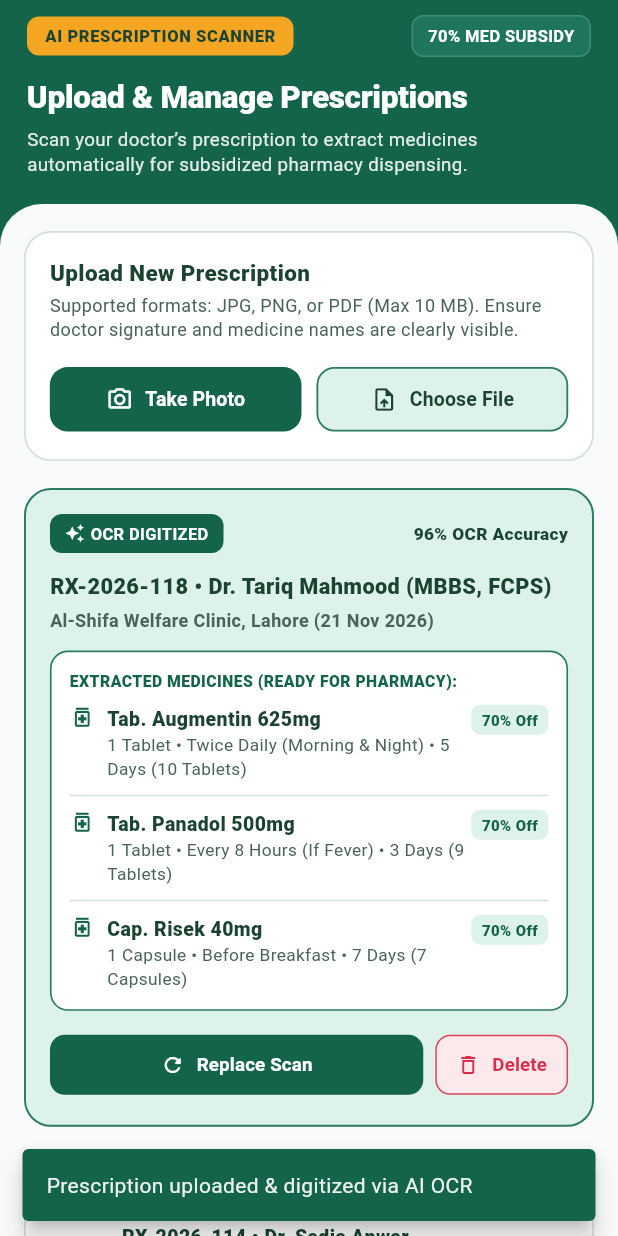
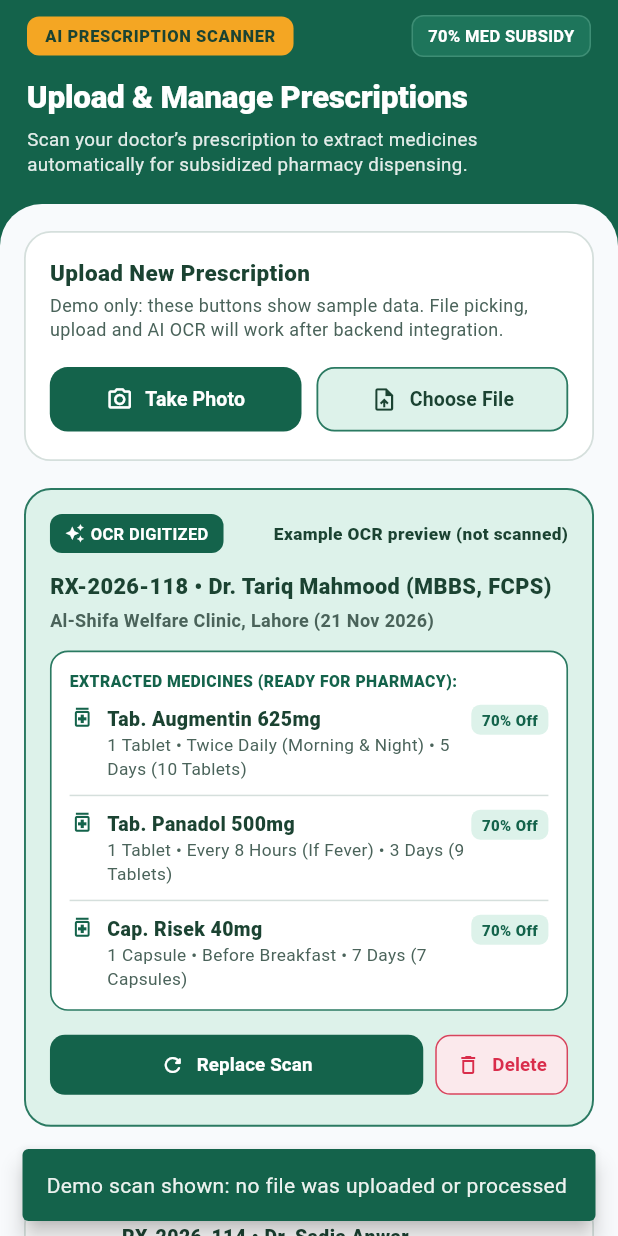
Before and after one commit to huzaifakamran428/CareGrid, a Flutter app: the PrescriptionUploadScreen screen opened directly, after a tap on "Take Photo", on a phone screen of 412 x 824 dp. Run offline on Flutter 3.47's test engine with Material 3 defaults, Android fonts, the phone set to English and light mode, and no system bars.

Commit message:
fix(mobile): clarify demo-only OCR and fix rating stars rendering
Remove obsolete sample date list and avoid misleading real-upload or OCR
confirmation messages.

```diff
--- a/frontend/mobile_app/lib/features/beneficiary/presentation/screens/prescription_upload_screen.dart
+++ b/frontend/mobile_app/lib/features/beneficiary/presentation/screens/prescription_upload_screen.dart
@@ -43,7 +43,7 @@ class _PrescriptionUploadScreenState extends State<PrescriptionUploadScreen> {
     'clinicName': 'Al-Shifa Welfare Clinic, Lahore',
     'issueDate': '21 Nov 2026',
     'fileName': 'prescription_nov21_scan.jpg',
-    'confidence': '96% OCR Accuracy',
+    'confidence': 'Example OCR preview (not scanned)',
   };
 
   final List _extractedMedicines = [
@@ -73,14 +73,14 @@ class _PrescriptionUploadScreenState extends State<PrescriptionUploadScreen> {
       'doctor': 'Dr. Sadia Anwar (General Physician)',
       'date': '14 Nov 2026',
       'itemsCount': 2,
-      'status': 'Verified & Used',
+      'status': 'Demo record',
     },
     {
       'rxId': 'RX-2026-098',
       'doctor': 'Dr. Kamran Malik (Medical Specialist)',
       'date': '02 Nov 2026',
       'itemsCount': 4,
-      'status': 'Verified',
+      'status': 'Demo record',
     },
   ];
 
@@ -97,7 +97,7 @@ class _PrescriptionUploadScreenState extends State<PrescriptionUploadScreen> {
             ? 'camera_rx_capture_2026.jpg'
             : 'gallery_rx_document_2026.pdf';
       });
-      _showSnack('Prescription uploaded & digitized via AI OCR');
+      _showSnack('Demo scan shown: no file was uploaded or processed');
     });
   }
 
@@ -291,7 +291,7 @@ class _PrescriptionUploadScreenState extends State<PrescriptionUploadScreen> {
           ),
           const SizedBox(height: 4),
           const Text(
-            'Supported formats: JPG, PNG, or PDF (Max 10 MB). Ensure doctor signature and medicine names are clearly visible.',
+            'Demo only: these buttons show sample data. File picking, upload and AI OCR will work after backend integration.',
             style: TextStyle(
               color: _mutedText,
               fontSize: 12,
--- a/frontend/mobile_app/lib/features/complaints_feedback/presentation/screens/service_feedback_screen.dart
+++ b/frontend/mobile_app/lib/features/complaints_feedback/presentation/screens/service_feedback_screen.dart
@@ -129,7 +129,7 @@ class _ServiceFeedbackScreenState extends State<ServiceFeedbackScreen> {
                     fontWeight: FontWeight.w700, color: CgColors.ink,
                   )),
                   const SizedBox(height: 6),
-                  Text('${'★' * review.stars}${'☆' * (5 - review.stars)}',
+                  Text('${List.filled(review.stars, '★').join()}${List.filled(5 - review.stars, '☆').join()}',
                       style: const TextStyle(fontSize: 22, color: Color(0xFFD89622))),
                   if (review.comment.isNotEmpty) ...[
                     const SizedBox(height: 5),
```
Also changed, not shown: frontend/mobile_app/lib/features/beneficiary/presentation/screens/booking_screen.dart (+0 -9 lines).
